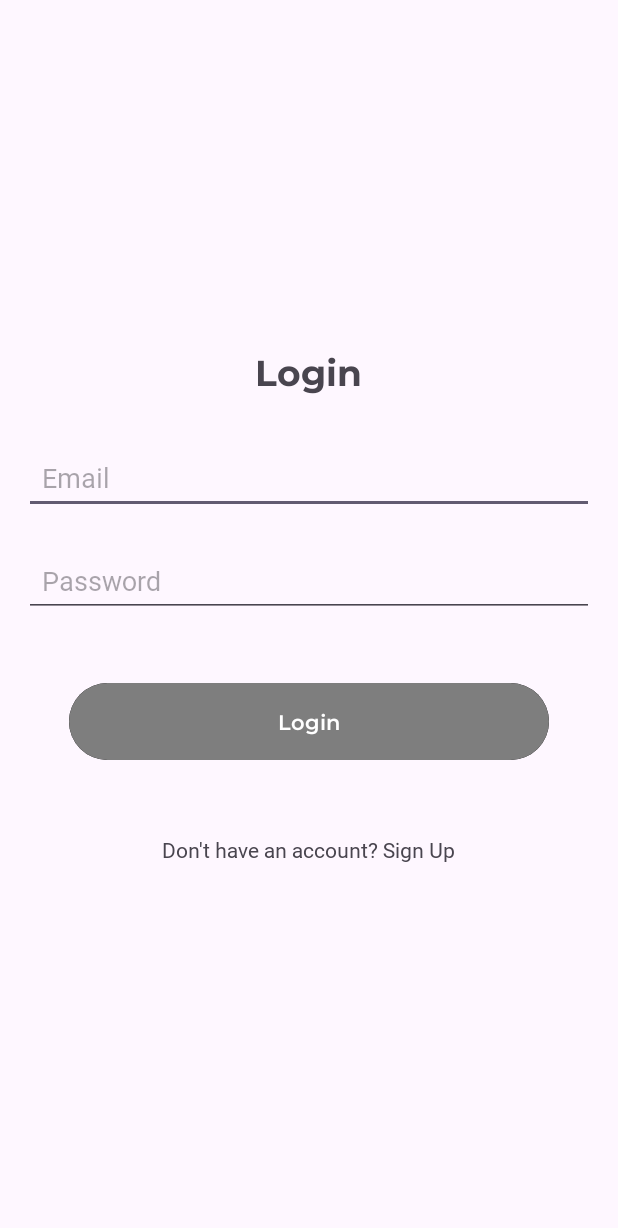
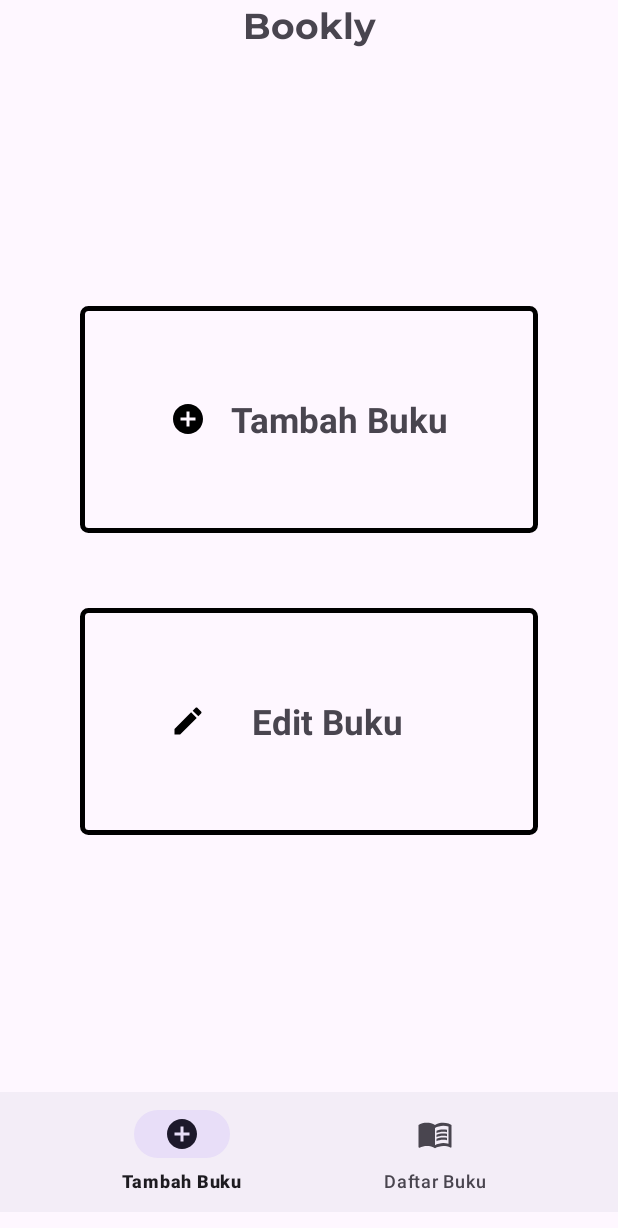
Before and after one commit to Mahesandra23/UTS_LEC_MAP, an Android app: the screen it shows after launch (MainActivity), on a phone screen of 412 x 824 dp. Shown: the top 1228 px of the screen. Run offline under Robolectric (Android 15) with nearby library versions, the light colour scheme and no system bars.

Commit message:
add admin page

```diff
--- /dev/null
+++ b/app/src/main/java/com/example/uts_lec_map/AdminFragment.kt
@@ -0,0 +1,50 @@
+package com.example.uts_lec_map
+
+import android.os.Bundle
+import androidx.fragment.app.Fragment
+import android.view.LayoutInflater
+import android.view.View
+import android.view.ViewGroup
+import android.widget.TextView
+import androidx.navigation.fragment.findNavController
+import com.google.android.material.bottomnavigation.BottomNavigationView
+
+class AdminFragment : Fragment() {
+    override fun onCreateView(
+        inflater: LayoutInflater, container: ViewGroup?,
+        savedInstanceState: Bundle?
+    ): View? {
+        val view = inflater.inflate(R.layout.fragment_admin, container, false)
+
+        val bottomNavigationView = view.findViewById<BottomNavigationView>(R.id.admin_bottom_navigation)
+        bottomNavigationView.setOnNavigationItemSelectedListener { item ->
+            when (item.itemId) {
+                R.id.add_book -> {
+                    // sudah di page ini
+                    true
+                }
+                R.id.book_list -> {
+                    // Navigate to BookListFragment (or handle the action for viewing book list)
+                    true
+                }
+                else -> false
+            }
+        }
+
+        // Menambahkan listener untuk TextView
+        val addBookTextView = view.findViewById<TextView>(R.id.add_book1)
+        val editBookTextView = view.findViewById<TextView>(R.id.edit_book)
+
+        addBookTextView.setOnClickListener {
+            // Navigasi ke fragment atau activity untuk menambah buku
+            findNavController().navigate(R.id.action_adminFragment_to_addBookFragment) // ganti sesuai dengan ID action yang sesuai
+        }
+
+       // editBookTextView.setOnClickListener {
+            // Navigasi ke fragment atau activity untuk mengedit buku
+        //    findNavController().navigate(R.id.action_adminFragment_to_editBookFragment) // ganti sesuai dengan ID action yang sesuai
+        //}
+
+        return view
+    }
+}
--- /dev/null
+++ b/app/src/main/res/drawable/add_photo.xml
@@ -0,0 +1,5 @@
+<vector xmlns:android="http://schemas.android.com/apk/res/android" android:height="24dp" android:tint="#000000" android:viewportHeight="24" android:viewportWidth="24" android:width="24dp">
+
+    <path android:fillColor="@android:color/white" android:pathData="M19,7v2.99s-1.99,0.01 -2,0L17,7h-3s0.01,-1.99 0,-2h3L17,2h2v3h3v2h-3zM16,11L16,8h-3L13,5L5,5c-1.1,0 -2,0.9 -2,2v12c0,1.1 0.9,2 2,2h12c1.1,0 2,-0.9 2,-2v-8h-3zM5,19l3,-4 2,3 3,-4 4,5L5,19z"/>
+
+</vector>
--- /dev/null
+++ b/app/src/main/res/drawable/border_background.xml
@@ -0,0 +1,9 @@
+<shape xmlns:android="http://schemas.android.com/apk/res/android">
+    <solid android:color="@android:color/transparent" /> <!-- Warna latar belakang -->
+    <stroke
+        android:layout_marginLeft="30dp"
+        android:layout_marginRight="30dp"
+        android:width="3dp"
+        android:color="@android:color/black" /> <!-- Warna dan ketebalan border -->
+    <corners android:radius="4dp" /> <!-- Radius sudut, jika ingin membulat -->
+</shape>
--- /dev/null
+++ b/app/src/main/res/drawable/ic_add_book.xml
@@ -0,0 +1,5 @@
+<vector xmlns:android="http://schemas.android.com/apk/res/android" android:height="24dp" android:tint="#000000" android:viewportHeight="24" android:viewportWidth="24" android:width="24dp">
+
+    <path android:fillColor="@android:color/white" android:pathData="M12,2C6.48,2 2,6.48 2,12s4.48,10 10,10 10,-4.48 10,-10S17.52,2 12,2zM17,13h-4v4h-2v-4L7,13v-2h4L11,7h2v4h4v2z"/>
+
+</vector>
--- /dev/null
+++ b/app/src/main/res/drawable/ic_book_list.xml
@@ -0,0 +1,11 @@
+<vector xmlns:android="http://schemas.android.com/apk/res/android" android:autoMirrored="true" android:height="24dp" android:tint="#000000" android:viewportHeight="24" android:viewportWidth="24" android:width="24dp">
+
+    <path android:fillColor="@android:color/white" android:pathData="M21,5c-1.11,-0.35 -2.33,-0.5 -3.5,-0.5c-1.95,0 -4.05,0.4 -5.5,1.5c-1.45,-1.1 -3.55,-1.5 -5.5,-1.5S2.45,4.9 1,6v14.65c0,0.25 0.25,0.5 0.5,0.5c0.1,0 0.15,-0.05 0.25,-0.05C3.1,20.45 5.05,20 6.5,20c1.95,0 4.05,0.4 5.5,1.5c1.35,-0.85 3.8,-1.5 5.5,-1.5c1.65,0 3.35,0.3 4.75,1.05c0.1,0.05 0.15,0.05 0.25,0.05c0.25,0 0.5,-0.25 0.5,-0.5V6C22.4,5.55 21.75,5.25 21,5zM21,18.5c-1.1,-0.35 -2.3,-0.5 -3.5,-0.5c-1.7,0 -4.15,0.65 -5.5,1.5V8c1.35,-0.85 3.8,-1.5 5.5,-1.5c1.2,0 2.4,0.15 3.5,0.5V18.5z"/>
+
+    <path android:fillColor="@android:color/white" android:pathData="M17.5,10.5c0.88,0 1.73,0.09 2.5,0.26V9.24C19.21,9.09 18.36,9 17.5,9c-1.7,0 -3.24,0.29 -4.5,0.83v1.66C14.13,10.85 15.7,10.5 17.5,10.5z"/>
+
+    <path android:fillColor="@android:color/white" android:pathData="M13,12.49v1.66c1.13,-0.64 2.7,-0.99 4.5,-0.99c0.88,0 1.73,0.09 2.5,0.26V11.9c-0.79,-0.15 -1.64,-0.24 -2.5,-0.24C15.8,11.66 14.26,11.96 13,12.49z"/>
+
+    <path android:fillColor="@android:color/white" android:pathData="M17.5,14.33c-1.7,0 -3.24,0.29 -4.5,0.83v1.66c1.13,-0.64 2.7,-0.99 4.5,-0.99c0.88,0 1.73,0.09 2.5,0.26v-1.52C19.21,14.41 18.36,14.33 17.5,14.33z"/>
+
+</vector>
--- /dev/null
+++ b/app/src/main/res/drawable/ic_edit_book.xml
@@ -0,0 +1,5 @@
+<vector xmlns:android="http://schemas.android.com/apk/res/android" android:height="24dp" android:tint="#000000" android:viewportHeight="24" android:viewportWidth="24" android:width="24dp">
+
+    <path android:fillColor="@android:color/white" android:pathData="M3,17.25V21h3.75L17.81,9.94l-3.75,-3.75L3,17.25zM20.71,7.04c0.39,-0.39 0.39,-1.02 0,-1.41l-2.34,-2.34c-0.39,-0.39 -1.02,-0.39 -1.41,0l-1.83,1.83 3.75,3.75 1.83,-1.83z"/>
+
+</vector>
--- /dev/null
+++ b/app/src/main/res/layout/fragment_admin.xml
@@ -0,0 +1,76 @@
+<androidx.constraintlayout.widget.ConstraintLayout
+    xmlns:android="http://schemas.android.com/apk/res/android"
+    xmlns:app="http://schemas.android.com/apk/res-auto"
+    android:layout_width="match_parent"
+    android:layout_height="match_parent">
+
+    <!-- Title TextView for Bookly -->
+    <TextView
+        android:id="@+id/title_bookly"
+        android:layout_width="wrap_content"
+        android:layout_height="wrap_content"
+        android:text="Bookly"
+        android:textSize="24sp"
+        android:textStyle="bold"
+        android:fontFamily="@font/montserrat_bold"
+        android:layout_marginBottom="16dp"
+        app:layout_constraintTop_toTopOf="parent"
+        app:layout_constraintStart_toStartOf="parent"
+        app:layout_constraintEnd_toEndOf="parent" />
+
+    <!-- Container for Add and Edit Book -->
+    <LinearLayout
+        android:layout_width="wrap_content"
+        android:layout_height="wrap_content"
+        android:orientation="vertical"
+        android:padding="10dp"
+        app:layout_constraintTop_toBottomOf="@id/title_bookly"
+        app:layout_constraintBottom_toTopOf="@id/admin_bottom_navigation"
+        app:layout_constraintStart_toStartOf="parent"
+        app:layout_constraintEnd_toEndOf="parent">
+
+        <TextView
+            android:id="@+id/add_book1"
+            android:layout_width="match_parent"
+            android:layout_height="wrap_content"
+            android:background="@drawable/border_background"
+            android:drawableStart="@drawable/ic_add_book"
+            android:drawablePadding="16dp"
+            android:text="Tambah Buku"
+            android:textSize="23sp"
+            android:textStyle="bold"
+            android:layout_marginBottom="50dp"
+            android:padding="60dp"
+            android:gravity="center"
+            android:clickable="true"
+            android:focusable="true" />
+
+        <TextView
+            android:id="@+id/edit_book"
+            android:layout_width="match_parent"
+            android:layout_height="wrap_content"
+            android:background="@drawable/border_background"
+            android:drawableStart="@drawable/ic_edit_book"
+            android:text="Edit Buku"
+            android:textSize="23sp"
+            android:textStyle="bold"
+            android:padding="60dp"
+            android:gravity="center"
+            android:clickable="true"
+            android:focusable="true" />
+
+
+    </LinearLayout>
+
+    <!-- Bottom Navigation for Admin options -->
+    <com.google.android.material.bottomnavigation.BottomNavigationView
+        android:id="@+id/admin_bottom_navigation"
+        android:layout_width="0dp"
+        android:layout_height="wrap_content"
+        android:layout_marginBottom="16dp"
+        app:layout_constraintBottom_toBottomOf="parent"
+        app:layout_constraintStart_toStartOf="parent"
+        app:layout_constraintEnd_toEndOf="parent"
+        app:menu="@menu/admin_bottom_nav_menu" />
+
+    </androidx.constraintlayout.widget.ConstraintLayout>
--- a/app/src/main/res/layout/fragment_home.xml
+++ b/app/src/main/res/layout/fragment_home.xml
@@ -4,7 +4,10 @@
     xmlns:tools="http://schemas.android.com/tools"
     android:layout_width="match_parent"
     android:layout_height="match_parent"
-    tools:context=".HomeFragment">
+    tools:context=".HomeFragment"
+    android:id="@+id/AdminFragment"
+    android:name="com.example.uts_lec_map.AdminFragment"
+    tools:layout="@layout/fragment_admin">
 
     <!-- Title TextView with Montserrat font -->
     <TextView
--- /dev/null
+++ b/app/src/main/res/menu/admin_bottom_nav_menu.xml
@@ -0,0 +1,10 @@
+<menu xmlns:android="http://schemas.android.com/apk/res/android">
+    <item
+        android:id="@+id/add_book"
+        android:icon="@drawable/ic_add_book"
+        android:title="Tambah Buku"/>
+    <item
+        android:id="@+id/book_list"
+        android:icon="@drawable/ic_book_list"
+        android:title="Daftar Buku"/>
+</menu>
--- a/app/src/main/res/navigation/nav_graph.xml
+++ b/app/src/main/res/navigation/nav_graph.xml
@@ -2,7 +2,27 @@
 <navigation xmlns:android="http://schemas.android.com/apk/res/android"
     xmlns:app="http://schemas.android.com/apk/res-auto"
     xmlns:tools="http://schemas.android.com/tools"
-    app:startDestination="@id/loginFragment">
+    app:startDestination="@id/AdminFragment">
+
+    <fragment
+        android:id="@+id/AdminFragment"
+        android:name="com.example.uts_lec_map.AdminFragment"
+        android:label="Admin Fragment"
+        tools:layout="@layout/fragment_admin">
+        <action
+            android:id="@+id/action_adminFragment_to_addBookFragment"
+            app:destination="@id/addBookFragment" />
+        <!-- <action
+            android:id="@+id/action_adminFragment_to_editBookFragment"
+            app:destination="@id/editBookFragment" /> -->
+    </fragment>
+
+    <fragment
+        android:id="@+id/addBookFragment"
+        android:name="com.example.uts_lec_map.AddBookFragment"
+        android:label="Add Book"
+        tools:layout="@layout/fragment_add_book" />
+
 
     <fragment
         android:id="@+id/loginFragment"
```
Also changed, not shown: app/src/main/java/com/example/uts_lec_map/AddBookFragment.kt (added, +89 -0 lines), app/src/main/java/com/example/uts_lec_map/HomeFragment.kt (+0 -9 lines), app/src/main/java/com/example/uts_lec_map/SignUpFragment.kt (+0 -9 lines), app/src/main/res/layout/fragment_add_book.xml (added, +106 -0 lines).
